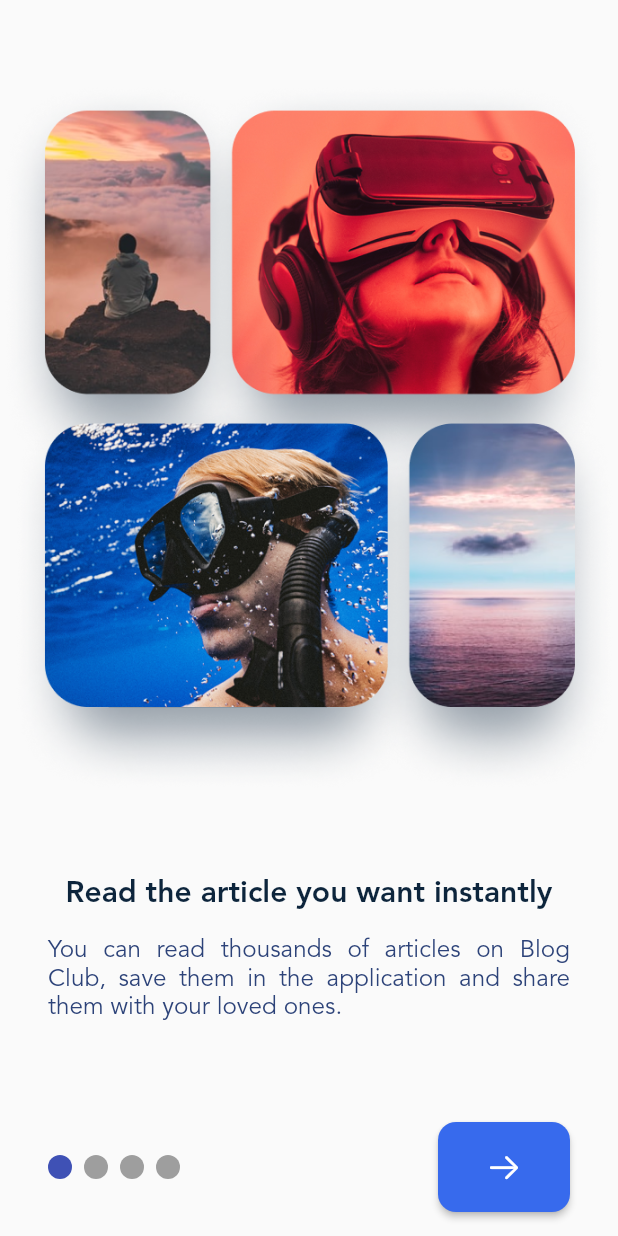
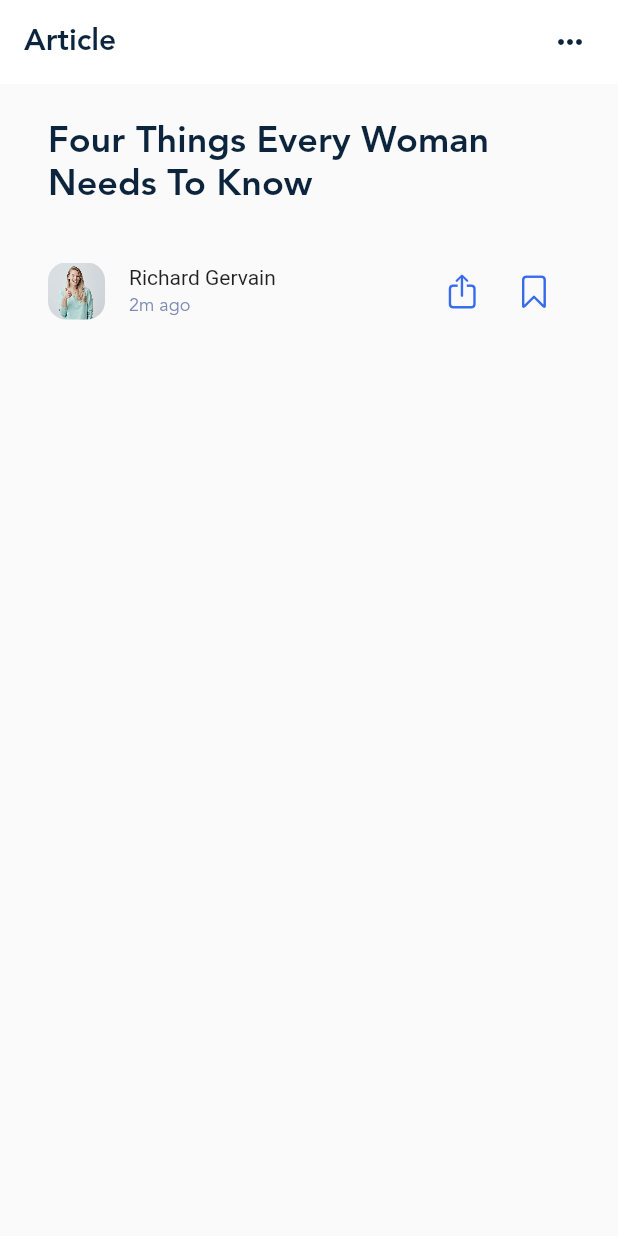
Before and after one commit to amirtorabi/blog_club, a Flutter app: the screen it shows after launch, on a phone screen of 412 x 824 dp. Run offline on Flutter 3.47's test engine with Material 2 defaults, Android fonts, the phone set to English and light mode, and no system bars; drawn by our look-alikes of smooth_page_indicator; our stand-ins replace dotted_border, flutter_svg, gradient_borders; generated files the repository leaves out were written again.

Commit message:
designed Article page - step 1

```diff
--- /dev/null
+++ b/lib/article.dart
@@ -0,0 +1,74 @@
+import 'package:blog_club/gen/assets.gen.dart';
+import 'package:flutter/cupertino.dart';
+import 'package:flutter/material.dart';
+
+class Article extends StatelessWidget {
+  const Article({Key? key}) : super(key: key);
+
+  @override
+  Widget build(BuildContext context) {
+    ThemeData themeData = Theme.of(context);
+    return Scaffold(
+      appBar: AppBar(
+          title: const Text('Article'),
+          actions: const [Icon(Icons.more_horiz), SizedBox(width: 20)]),
+      body: Padding(
+        padding: const EdgeInsets.fromLTRB(32, 24, 32, 0),
+        child: Column(
+          mainAxisAlignment: MainAxisAlignment.start,
+          crossAxisAlignment: CrossAxisAlignment.start,
+          children: [
+            Text(
+              'Four Things Every Woman Needs To Know',
+              style: themeData.textTheme.headlineMedium,
+            ),
+            const SizedBox(height: 32),
+            Row(
+              crossAxisAlignment: CrossAxisAlignment.center,
+              children: [
+                ClipRRect(
+                  borderRadius: BorderRadius.circular(12),
+                  child: Assets.img.stories.story1
+                      .image(width: 38, height: 38, fit: BoxFit.cover),
+                ),
+                const SizedBox(width: 16),
+                Expanded(
+                  child: Column(
+                    crossAxisAlignment: CrossAxisAlignment.start,
+                    children: [
+                      Text(
+                        'Richard Gervain',
+                        style: themeData.textTheme.bodyLarge!
+                            .copyWith(fontWeight: FontWeight.w400),
+                      ),
+                      const SizedBox(width: 0.0, height: 4),
+                      const Text(
+                        '2m ago',
+                        style: TextStyle(color: Color(0xff7B8BB2)),
+                      ),
+                    ],
+                  ),
+                ),
+                Row(
+                  crossAxisAlignment: CrossAxisAlignment.center,
+                  mainAxisAlignment: MainAxisAlignment.end,
+                  children: [
+                    IconButton(
+                        color: const Color(0xff376AED),
+                        onPressed: () {},
+                        icon: const Icon(CupertinoIcons.share)),
+                    IconButton(
+                        // color: themeData.primaryColor,
+                        color: const Color(0xff376AED),
+                        onPressed: () {},
+                        icon: const Icon(CupertinoIcons.bookmark))
+                  ],
+                )
+              ],
+            )
+          ],
+        ),
+      ),
+    );
+  }
+}
--- a/lib/main.dart
+++ b/lib/main.dart
@@ -1,8 +1,11 @@
 import 'package:blog_club/gen/assets.gen.dart';
+import 'package:blog_club/gen/fonts.gen.dart';
 import 'package:blog_club/onboarding.dart';
 import 'package:flutter/material.dart';
 import 'package:flutter_localizations/flutter_localizations.dart';
 import 'package:flutter_gen/gen_l10n/app_localizations.dart';
+
+import 'article.dart';
 
 void main() {
   runApp(const MyApp());
@@ -32,6 +35,10 @@ class MyApp extends StatelessWidget {
         ],
         locale: const Locale('en'),
         theme: ThemeData(
+            appBarTheme: const AppBarTheme(
+                elevation: 0,
+                backgroundColor: Colors.white,
+                foregroundColor: primaryTextColor),
             textButtonTheme: TextButtonThemeData(
                 style: ButtonStyle(
                     textStyle: MaterialStateProperty.all(const TextStyle(
@@ -74,15 +81,20 @@ class MyApp extends StatelessWidget {
                 bodyMedium: TextStyle(
                     fontFamily: defaultFontFamily,
                     color: secondaryTextColor,
-                  fontSize: 12)),
-        ),
+                    fontSize: 12),
+                displayMedium: TextStyle(
+                  fontFamily: FontFamily.avenir,
+                  fontSize: 14,
+                  color: Color(0xff2D4379),
+                  fontWeight: FontWeight.w500,
+                ))),
         // home: const Stack(
         //   children: [
         //     Positioned.fill(child: HomeScreen()),
         //     Positioned(bottom: 0, left: 0, right: 0, child: NavigationBottom()),
         //   ],
         // ),
-        home: const OnBoarding());
+        home: const Article());
   }
 }
 
```
Also changed, not shown: assets/img/background/single_post.png (added), assets/img/icons/Thumbs.svg (added). Lines whose indentation alone changed are shown as unchanged.
